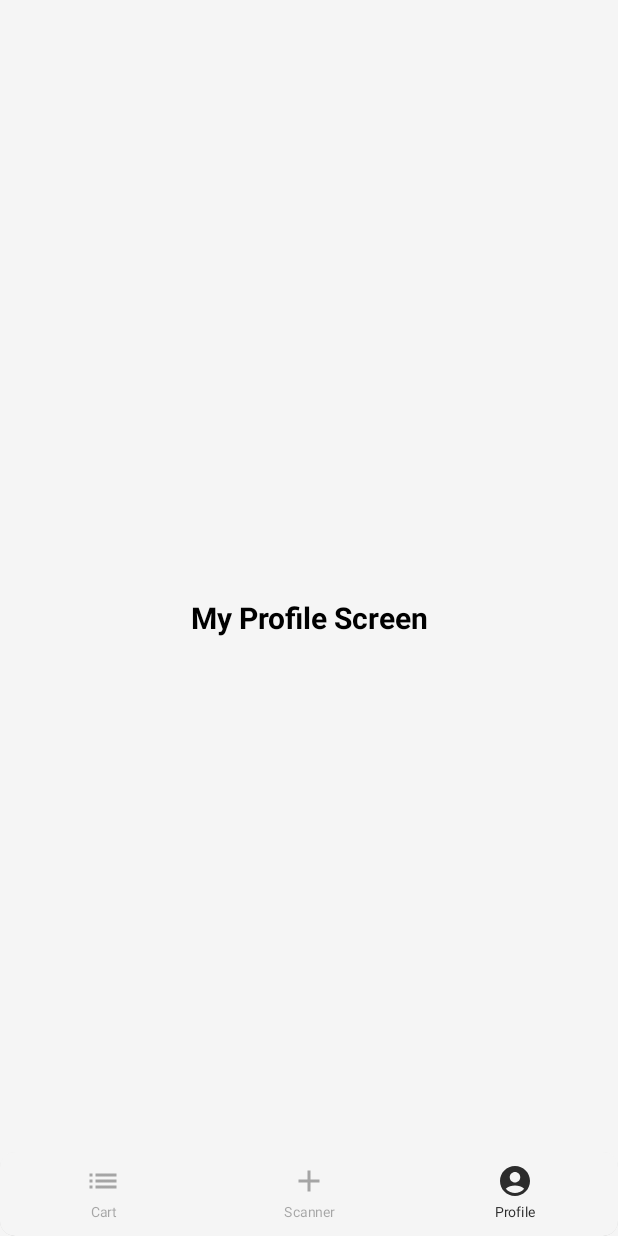
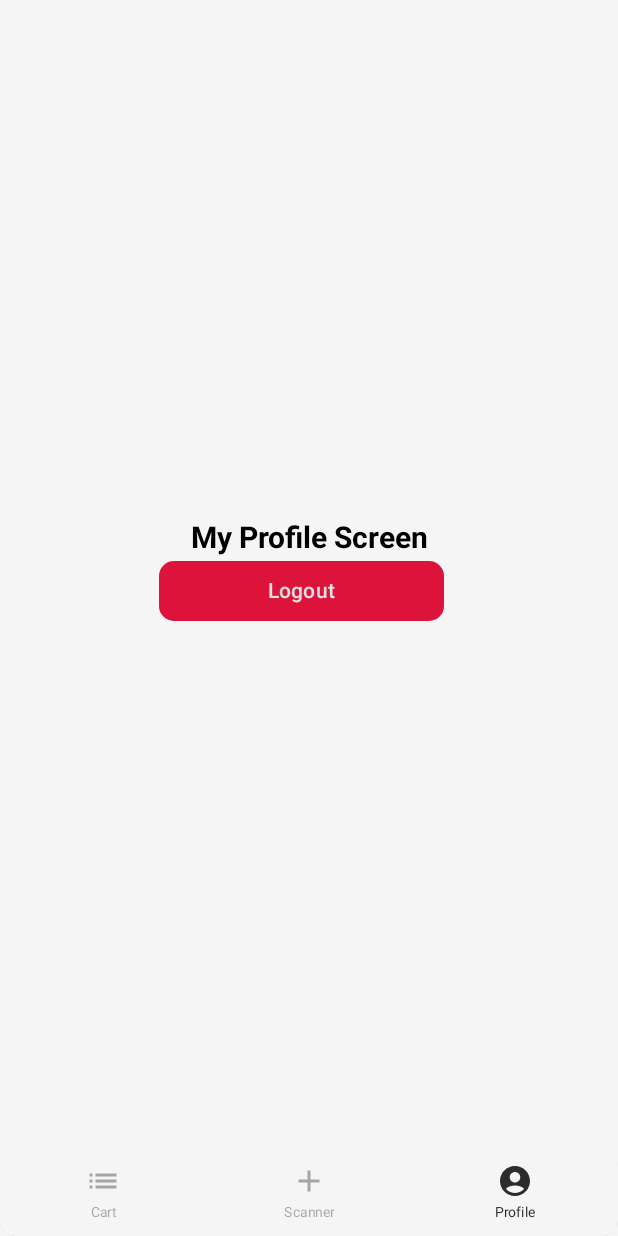
Before and after one commit to therealminhduc/CashManager, an Android app built with Jetpack Compose: the ProfileScreen screen opened through its navigation route, on a phone screen of 412 x 824 dp. Run offline under Robolectric (Android 15) with nearby library versions, the phone set to English and light mode, and no system bars; our stand-ins replace accompanist; pictures from the network do not load.

Commit message:
[ADD] login automatic and functional logout button in profile screen

```diff
--- a/CashManagerInterface/app/src/main/java/com/epitech/cashmanagerinterface/common/navigation/NavigationGraph.kt
+++ b/CashManagerInterface/app/src/main/java/com/epitech/cashmanagerinterface/common/navigation/NavigationGraph.kt
@@ -25,7 +25,7 @@ fun NavigationGraph(navController: NavHostController, cartViewModel: CartViewMod
         }
 
         composable(NavItem.Profile.route) {
-            ProfileScreen()
+            ProfileScreen(navController = navController, context = navController.context)
         }
 
         composable(NavItem.Cart.route) {
--- a/CashManagerInterface/app/src/main/java/com/epitech/cashmanagerinterface/features/payment/PaymentScreen.kt
+++ b/CashManagerInterface/app/src/main/java/com/epitech/cashmanagerinterface/features/payment/PaymentScreen.kt
@@ -168,7 +168,7 @@ fun PaymentScreen(cartViewModel: CartViewModel = viewModel(), navController: Nav
             Spacer(modifier = Modifier.width(15.dp))
 
             val cardInfo = CreditCard(cardNumber, cardOwner, cvv, expirationDate)
-//            val cardInfo = CreditCard("7254582707472229", "Florian", "084", "11/2026")
+//            val cardInfo = CreditCard("2331370179562514", "mynkie", "816", "12/2026")
             val cardInfoJsonString = Json.encodeToString(cardInfo)
 
             Button(
--- a/CashManagerInterface/app/src/main/java/com/epitech/cashmanagerinterface/features/productScanner/CameraPermissionScreen.kt
+++ b/CashManagerInterface/app/src/main/java/com/epitech/cashmanagerinterface/features/productScanner/CameraPermissionScreen.kt
@@ -9,6 +9,7 @@ import androidx.compose.runtime.getValue
 import androidx.compose.runtime.mutableStateOf
 import androidx.compose.runtime.remember
 import androidx.compose.runtime.setValue
+import androidx.lifecycle.viewmodel.compose.viewModel
 import com.epitech.cashmanagerinterface.common.data.local.PreferenceDataStoreConstants
 import com.epitech.cashmanagerinterface.common.data.local.PreferenceDataStoreHelper
 import com.epitech.cashmanagerinterface.features.cart.CartViewModel
@@ -18,7 +19,7 @@ import com.google.accompanist.permissions.rememberPermissionState
 
 @ExperimentalPermissionsApi
 @Composable
-fun CameraPermissionScreen(cartViewModel: CartViewModel, scaffoldState: ScaffoldState, context: Context) {
+fun CameraPermissionScreen(cartViewModel: CartViewModel = viewModel(), scaffoldState: ScaffoldState, context: Context) {
     val cameraPermissionState = rememberPermissionState(permission = Manifest.permission.CAMERA)
     var userId by remember { mutableStateOf("null") }
     val preferenceDataStoreHelper = PreferenceDataStoreHelper(context)
--- a/CashManagerInterface/app/src/main/java/com/epitech/cashmanagerinterface/features/productScanner/ProductScannerCameraPreview.kt
+++ b/CashManagerInterface/app/src/main/java/com/epitech/cashmanagerinterface/features/productScanner/ProductScannerCameraPreview.kt
@@ -32,10 +32,10 @@ import androidx.compose.ui.platform.LocalLifecycleOwner
 import androidx.compose.ui.unit.dp
 import androidx.compose.ui.viewinterop.AndroidView
 import androidx.core.content.ContextCompat
+import androidx.lifecycle.viewmodel.compose.viewModel
 import com.epitech.cashmanagerinterface.common.conn.ApiClient
 import com.epitech.cashmanagerinterface.common.data.AddProductRequest
 import com.epitech.cashmanagerinterface.common.data.Product
-import com.epitech.cashmanagerinterface.common.data.ProductCodeRequest
 import com.epitech.cashmanagerinterface.features.cart.CartViewModel
 import com.epitech.cashmanagerinterface.features.productScanner.components.BarcodeScanner
 import com.epitech.cashmanagerinterface.features.productScanner.components.ProductInfoBottomSheet
@@ -84,7 +84,7 @@ import java.util.concurrent.Executors
 )
 @OptIn(ExperimentalMaterial3Api::class)
 @Composable
-fun ProductScannerCameraPreview(cartViewModel: CartViewModel, scaffoldState: ScaffoldState, userId: String) {
+fun ProductScannerCameraPreview(cartViewModel: CartViewModel = viewModel(), scaffoldState: ScaffoldState, userId: String) {
     val context = LocalContext.current
     val lifecycleOwner = LocalLifecycleOwner.current
 
@@ -115,7 +115,12 @@ fun ProductScannerCameraPreview(cartViewModel: CartViewModel, scaffoldState: Sca
             return@AndroidView previewView
         },
         modifier = Modifier
-            .animateContentSize(animationSpec = spring(dampingRatio = Spring.DampingRatioLowBouncy, stiffness = Spring.StiffnessLow))
+            .animateContentSize(
+                animationSpec = spring(
+                    dampingRatio = Spring.DampingRatioLowBouncy,
+                    stiffness = Spring.StiffnessLow
+                )
+            )
             .fillMaxSize(),
         update = { previewView ->
             val cameraSelector: CameraSelector = CameraSelector.Builder()
--- a/CashManagerInterface/app/src/main/java/com/epitech/cashmanagerinterface/features/user/login/LoginScreen.kt
+++ b/CashManagerInterface/app/src/main/java/com/epitech/cashmanagerinterface/features/user/login/LoginScreen.kt
@@ -53,15 +53,15 @@ import com.epitech.cashmanagerinterface.ui.theme.lightBlack
 import com.epitech.cashmanagerinterface.ui.theme.lightBlue
 import com.epitech.cashmanagerinterface.ui.theme.lightWhite
 import com.epitech.cashmanagerinterface.ui.theme.lightWhite2
-import io.ktor.client.statement.readText
 import kotlinx.coroutines.launch
 import kotlinx.serialization.encodeToString
 import kotlinx.serialization.json.Json
 import android.os.Handler;
 import android.os.Looper;
+import androidx.compose.runtime.LaunchedEffect
 
 @OptIn(ExperimentalComposeUiApi::class)
-@SuppressLint("UnusedMaterial3ScaffoldPaddingParameter")
+@SuppressLint("UnusedMaterial3ScaffoldPaddingParameter", "CoroutineCreationDuringComposition")
 @Composable
 fun LoginScreen(navController: NavController, context: Context, scaffoldState: ScaffoldState) {
     var username by remember { mutableStateOf("") }
@@ -84,6 +84,12 @@ fun LoginScreen(navController: NavController, context: Context, scaffoldState: S
 
     val handler = Handler(Looper.getMainLooper())
 
+    var loggedInUserId by remember { mutableStateOf("") }
+    LaunchedEffect(Unit) {
+        loggedInUserId = preferenceDataStoreHelper.getPreference(PreferenceDataStoreConstants.USERID_KEY, "null")
+        if (loggedInUserId != "null") { navController.navigate(NavItem.Scanner.route) }
+    }
+
     Column(
         modifier = Modifier
             .fillMaxSize()
@@ -105,7 +111,9 @@ fun LoginScreen(navController: NavController, context: Context, scaffoldState: S
             modifier = Modifier
                 .width(350.dp)
                 .focusRequester(focusRequester)
-                .onFocusChanged { if (it.isFocused) offsetState.value =-80 else offsetState.value =0 },
+                .onFocusChanged {
+                    if (it.isFocused) offsetState.value = -80 else offsetState.value = 0
+                },
             label = { Text(style = MaterialTheme.typography.labelLarge, text = "Username*") },
             placeholder = { Text(style = MaterialTheme.typography.labelLarge, text = "Enter your username") },
             value = username,
@@ -118,7 +126,9 @@ fun LoginScreen(navController: NavController, context: Context, scaffoldState: S
             modifier = Modifier
                 .width(350.dp)
                 .focusRequester(focusRequester)
-                .onFocusChanged { if (it.isFocused) offsetState.value =-80 else offsetState.value =0 },
+                .onFocusChanged {
+                    if (it.isFocused) offsetState.value = -80 else offsetState.value = 0
+                },
             label = { Text(style = MaterialTheme.typography.labelLarge, text = "Password*") },
             placeholder = { Text(style = MaterialTheme.typography.labelLarge, text = "Enter your password") },
             keyboardOptions = KeyboardOptions.Default.copy(keyboardType = KeyboardType.Password),
@@ -172,8 +182,6 @@ fun LoginScreen(navController: NavController, context: Context, scaffoldState: S
                                 // Save userID in the datastore
                                 preferenceDataStoreHelper.putPreference(PreferenceDataStoreConstants.USERID_KEY, userId)
 
-                                // TODO à enlever une fois la fonctionnalité est stable
-                                scaffoldState.snackbarHostState.showSnackbar(userId, null, SnackbarDuration.Short)
                                 handler.postDelayed({
                                     navController.navigate(NavItem.Scanner.route)
                                 }, 1000)
--- a/CashManagerInterface/app/src/main/java/com/epitech/cashmanagerinterface/features/user/profile/ProfileScreen.kt
+++ b/CashManagerInterface/app/src/main/java/com/epitech/cashmanagerinterface/features/user/profile/ProfileScreen.kt
@@ -1,21 +1,40 @@
 package com.epitech.cashmanagerinterface.features.user.profile
 
+import android.content.Context
 import androidx.compose.foundation.background
 import androidx.compose.foundation.layout.Column
 import androidx.compose.foundation.layout.fillMaxSize
+import androidx.compose.foundation.layout.padding
+import androidx.compose.foundation.layout.width
 import androidx.compose.foundation.layout.wrapContentSize
+import androidx.compose.foundation.shape.RoundedCornerShape
 import androidx.compose.material.Text
+import androidx.compose.material3.Button
+import androidx.compose.material3.ButtonDefaults
+import androidx.compose.material3.MaterialTheme
 import androidx.compose.runtime.Composable
+import androidx.compose.runtime.rememberCoroutineScope
 import androidx.compose.ui.Alignment
 import androidx.compose.ui.Modifier
 import androidx.compose.ui.graphics.Color
 import androidx.compose.ui.text.font.FontWeight
 import androidx.compose.ui.text.style.TextAlign
+import androidx.compose.ui.unit.dp
 import androidx.compose.ui.unit.sp
+import androidx.navigation.NavController
+import com.epitech.cashmanagerinterface.common.data.local.PreferenceDataStoreConstants
+import com.epitech.cashmanagerinterface.common.data.local.PreferenceDataStoreHelper
+import com.epitech.cashmanagerinterface.common.navigation.resources.NavItem
+import com.epitech.cashmanagerinterface.ui.theme.darkOnPrimary
+import com.epitech.cashmanagerinterface.ui.theme.lightCrimson
 import com.epitech.cashmanagerinterface.ui.theme.navGray
+import kotlinx.coroutines.launch
 
 @Composable
-fun ProfileScreen() {
+fun ProfileScreen(navController: NavController, context: Context) {
+    val coroutineScope = rememberCoroutineScope()
+    val preferenceDataStoreHelper = PreferenceDataStoreHelper(context)
+
     Column(
         modifier = Modifier
             .fillMaxSize()
@@ -30,5 +49,25 @@ fun ProfileScreen() {
             textAlign = TextAlign.Center,
             fontSize = 20.sp
         )
+
+        Button(
+            modifier = Modifier
+                .width(200.dp)
+                .padding(bottom = 60.dp, end = 10.dp),
+            shape = RoundedCornerShape(10.dp),
+            colors = ButtonDefaults.buttonColors(containerColor = lightCrimson),
+            onClick = {
+                coroutineScope.launch {
+                    preferenceDataStoreHelper.removePreference(PreferenceDataStoreConstants.USERID_KEY)
+                }
+                navController.navigate(NavItem.Login.route)
+            }
+        ) {
+            Text(
+                text = "Logout",
+                style = MaterialTheme.typography.labelLarge,
+                color = darkOnPrimary
+            )
+        }
     }
 }
```
Also changed, not shown: CashManagerInterface/app/src/main/java/com/epitech/cashmanagerinterface/features/cart/CartScreen.kt (+0 -11 lines).
